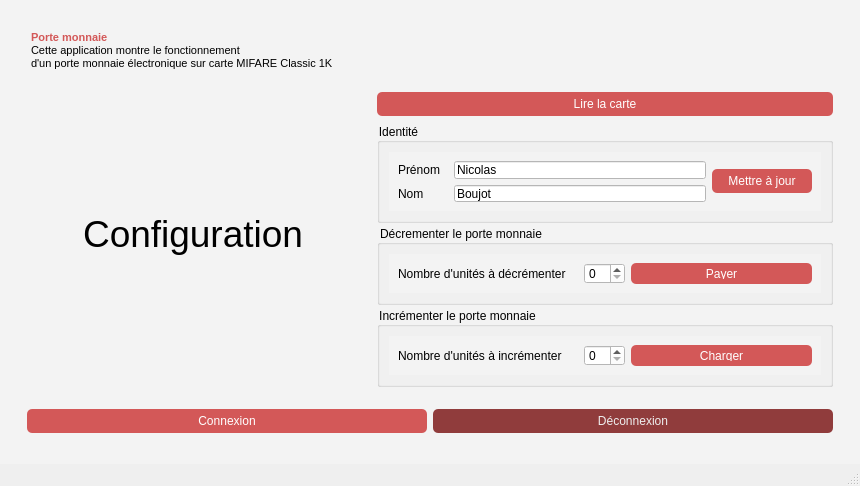
Nicooow/tp-nfc, file TP/mainwindow.ui: the form before one commit.
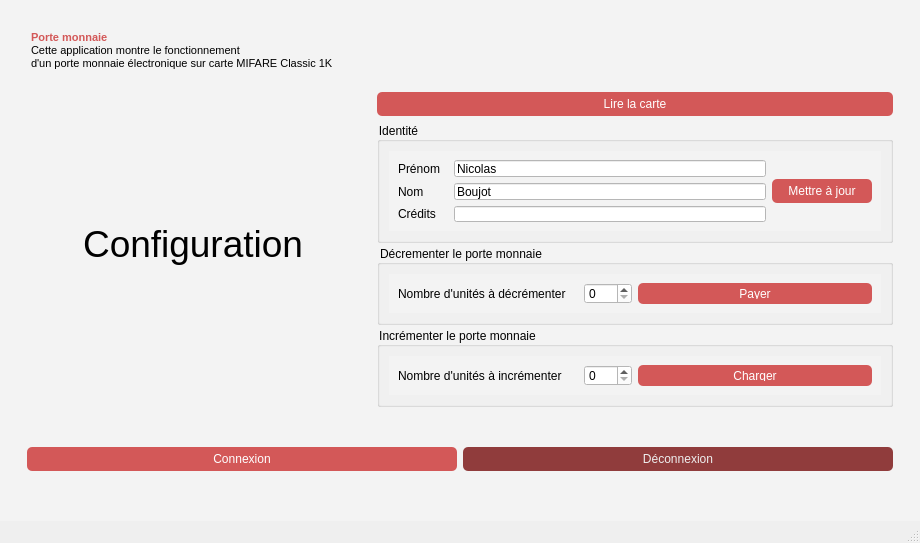
The form after the commit. Icons and pictures are not drawn.

Commit message: Increment/Decrement

What changed in the file:
```diff
--- a/TP/mainwindow.ui
+++ b/TP/mainwindow.ui
@@ -6,8 +6,8 @@
    <rect>
     <x>0</x>
     <y>0</y>
-    <width>860</width>
-    <height>486</height>
+    <width>920</width>
+    <height>543</height>
    </rect>
   </property>
   <property name="windowTitle">
@@ -179,10 +179,13 @@
              <property name="orientation">
               <enum>Qt::Vertical</enum>
              </property>
+             <property name="sizeType">
+              <enum>QSizePolicy::Fixed</enum>
+             </property>
              <property name="sizeHint" stdset="0">
               <size>
                <width>20</width>
-               <height>40</height>
+               <height>4</height>
               </size>
              </property>
             </spacer>
@@ -192,7 +195,7 @@
              <property name="maximumSize">
               <size>
                <width>16777215</width>
-               <height>100</height>
+               <height>125</height>
               </size>
              </property>
              <property name="title">
@@ -258,6 +261,30 @@
                      </item>
                     </layout>
                    </item>
+                   <item row="2" column="0">
+                    <layout class="QHBoxLayout" name="horizontalLayout_4">
+                     <item>
+                      <widget class="QLabel" name="label_2">
+                       <property name="minimumSize">
+                        <size>
+                         <width>50</width>
+                         <height>0</height>
+                        </size>
+                       </property>
+                       <property name="text">
+                        <string>Crédits</string>
+                       </property>
+                      </widget>
+                     </item>
+                     <item>
+                      <widget class="QLineEdit" name="inputCredits">
+                       <property name="readOnly">
+                        <bool>true</bool>
+                       </property>
+                      </widget>
+                     </item>
+                    </layout>
+                   </item>
                   </layout>
                  </item>
                  <item>
@@ -318,14 +345,14 @@
                       </widget>
                      </item>
                      <item>
-                      <widget class="QSpinBox" name="spinBox"/>
+                      <widget class="QSpinBox" name="decrementValue"/>
                      </item>
                     </layout>
                    </item>
                   </layout>
                  </item>
                  <item>
-                  <widget class="QPushButton" name="pushButton_3">
+                  <widget class="QPushButton" name="decrement">
                    <property name="text">
                     <string>Payer</string>
                    </property>
@@ -376,14 +403,14 @@
                       </widget>
                      </item>
                      <item>
-                      <widget class="QSpinBox" name="spinBox_2"/>
+                      <widget class="QSpinBox" name="incrementValue"/>
                      </item>
                     </layout>
                    </item>
                   </layout>
                  </item>
                  <item>
-                  <widget class="QPushButton" name="pushButton_4">
+                  <widget class="QPushButton" name="increment">
                    <property name="text">
                     <string>Charger</string>
                    </property>
@@ -441,7 +468,7 @@
     <rect>
      <x>0</x>
      <y>0</y>
-     <width>860</width>
+     <width>920</width>
      <height>21</height>
     </rect>
    </property>
```
The commit also changes 2 other files.
